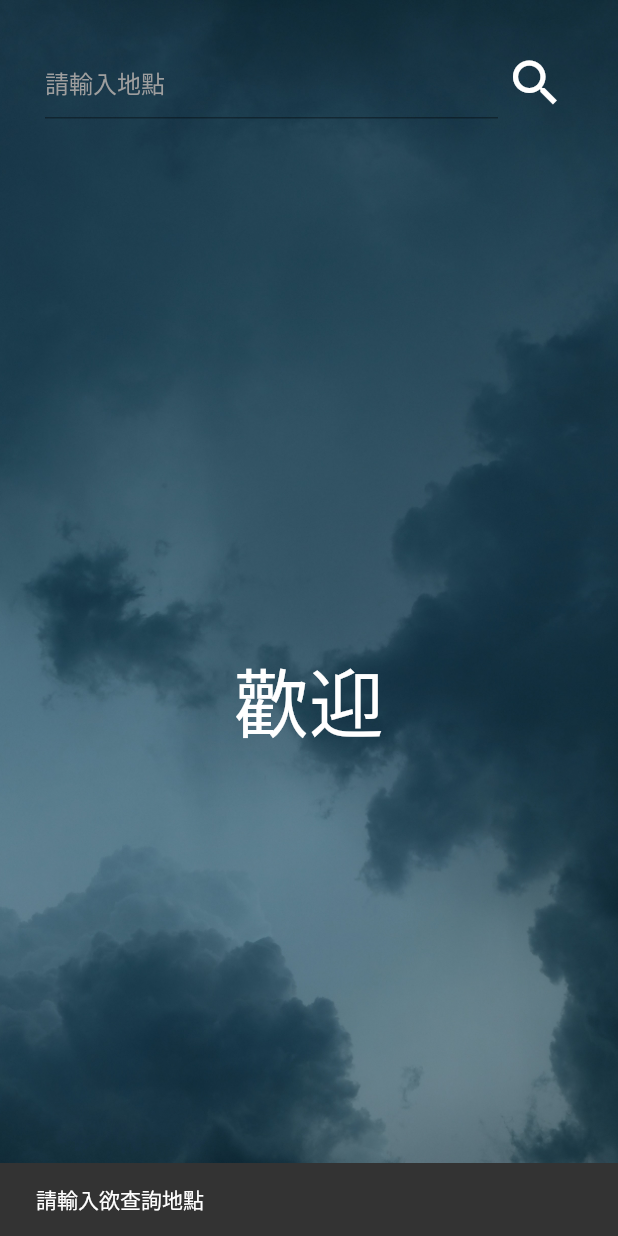
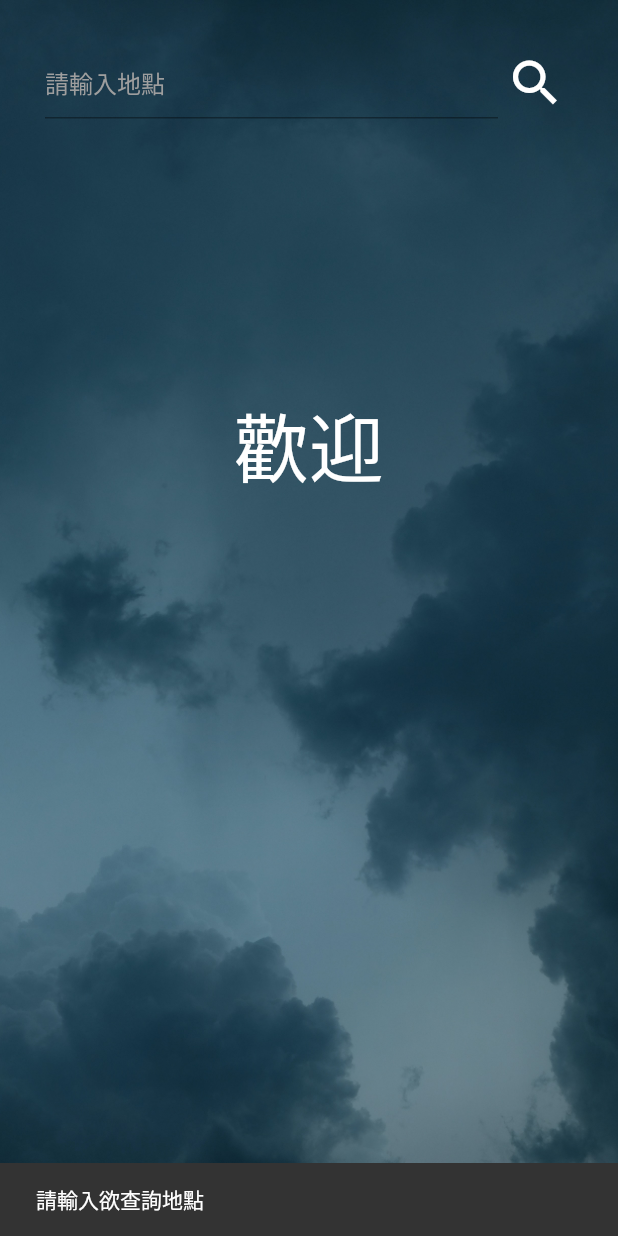
Before and after one commit to len0529/Flutter_weather_app_36h, a Flutter app: the screen it shows after launch, after a tap on the "search" icon, on a phone screen of 412 x 824 dp. Run offline on Flutter 3.47's test engine with Material 2 defaults, Android fonts, the phone set to English and light mode, and no system bars; our stand-ins replace dio, flutter_riverpod, flutter_spinkit, google_fonts.

Commit message:
fix some layout

```diff
--- a/lib/main.dart
+++ b/lib/main.dart
@@ -1,9 +1,15 @@
 import 'package:flutter/material.dart';
+import 'package:flutter/services.dart';
 import 'package:flutter_riverpod/flutter_riverpod.dart';
 import 'package:weather_app_36h/weather_app.dart';
 
 void main() {
-  runApp(const MyApp());
+  WidgetsFlutterBinding.ensureInitialized();
+  SystemChrome.setPreferredOrientations(
+      [DeviceOrientation.portraitUp, DeviceOrientation.portraitDown]
+  ).then((_) {
+    runApp(const MyApp());
+  });
 }
 
 class MyApp extends StatelessWidget {
--- a/lib/weather_app.dart
+++ b/lib/weather_app.dart
@@ -31,7 +31,7 @@ class WeatherApp extends ConsumerWidget {
             child: Column(
               children: [
                 Padding(
-                  padding: const EdgeInsets.all(30),
+                  padding: const EdgeInsets.only(left: 30, top: 30, right: 30, bottom: 15),
                   child: Row(
                     children: [
                       // 輸入框 & 搜尋
@@ -51,7 +51,7 @@ class WeatherApp extends ConsumerWidget {
                           },
                         ),
                       ),
-                      SizedBox.fromSize(
+                      SizedBox.fromSize(  //search button
                         size: const Size(50, 50),
                         child: ClipOval(
                           child: Material(
@@ -98,8 +98,9 @@ class WeatherApp extends ConsumerWidget {
                           !ref.read(weatherProvider.notifier).isSearched){
                         return Container(
                           width: MediaQuery.of(context).size.width,
-                          height: 600, // 添加高度参数
-                          alignment: Alignment.center,
+                          alignment: Alignment.topCenter,
+                          child: Container(
+                            margin: EdgeInsets.only(top: MediaQuery.of(context).size.height/5),
                             child: const Text(
                               "歡迎",
                               style: TextStyle(
@@ -107,14 +108,17 @@ class WeatherApp extends ConsumerWidget {
                                 fontSize: 50,
                               ),
                             ),
+                          ),
                         );
                       }
+// searched but no result
                       else if(ref.read(weatherProvider.notifier).timeRangeList.isEmpty &&
                           ref.read(weatherProvider.notifier).isSearched){
                         return Container(
                           width: MediaQuery.of(context).size.width,
-                          height: 600, // 添加高度参数
-                          alignment: Alignment.center,
+                          alignment: Alignment.topCenter,
+                          child: Container(
+                            margin: EdgeInsets.only(top: MediaQuery.of(context).size.height/5),
                             child: const Text(
                               "查無此地點，請檢查輸入內容",
                               style: TextStyle(
@@ -122,8 +126,10 @@ class WeatherApp extends ConsumerWidget {
                                 fontSize: 25,
                               ),
                             ),
+                          ),
                         );
                       }
+
                       else {
                         return WeatherList(
                           timeRangeList: ref.read(weatherProvider.notifier).timeRangeList,
--- a/lib/weather_state.dart
+++ b/lib/weather_state.dart
@@ -19,6 +19,7 @@ class WeatherState extends StateNotifier<WeatherForecast?> {
       final newWeather = await WeatherApiClient().request();
       List<TimeData> timeDataList = newWeather.getWeatherDataByLocation(searchText);
       timeRangeList = timeDataList.map((data) {
+        //整理天氣格式
         var timeStart = data.startTime.split("T")[0].substring(5, ) + " " + data.startTime.split("T")[1].substring(0, 5);
         var timeEnd = data.endTime.split("T")[0].substring(5, ) + " " + data.endTime.split("T")[1].substring(0, 5);
         return '$timeStart - $timeEnd';
--- a/pubspec.yaml
+++ b/pubspec.yaml
@@ -40,6 +40,7 @@ dependencies:
   hooks_riverpod:
   google_fonts: ^5.1.0
   flutter_spinkit: "^5.1.0"
+  vibration: ^1.7.3
 
 dev_dependencies:
   flutter_test:
```
Also changed, not shown: lib/weather_list.dart (+15 -17 lines), pubspec.lock, 3 other files. Lines whose indentation alone changed are shown as unchanged.
